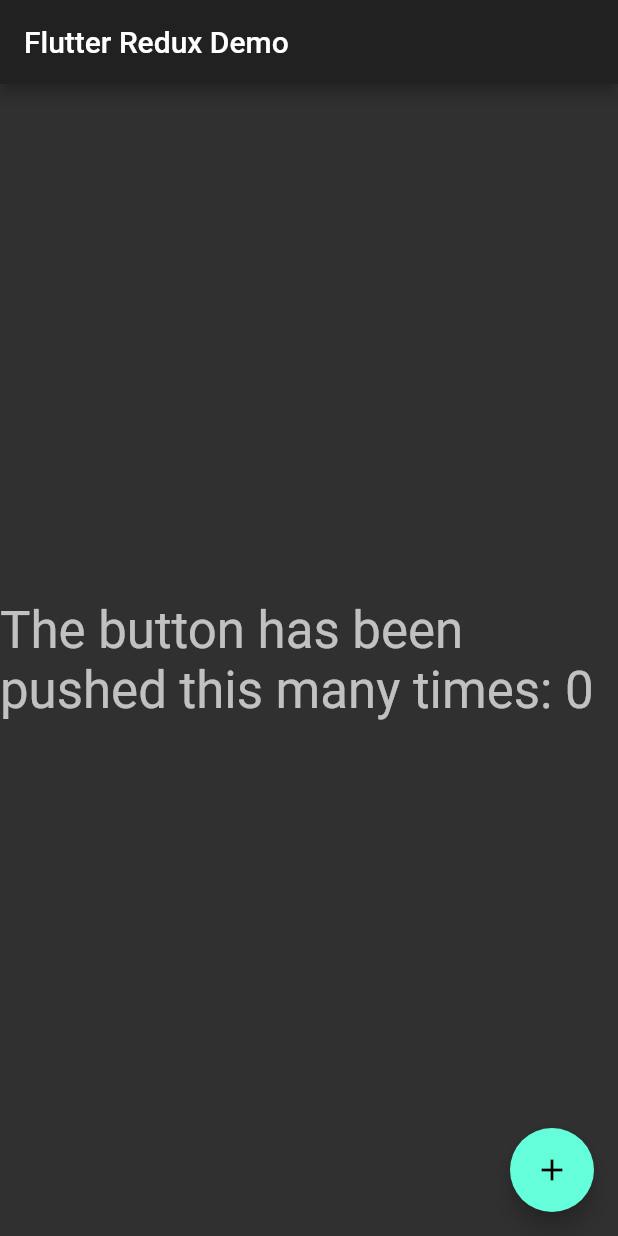
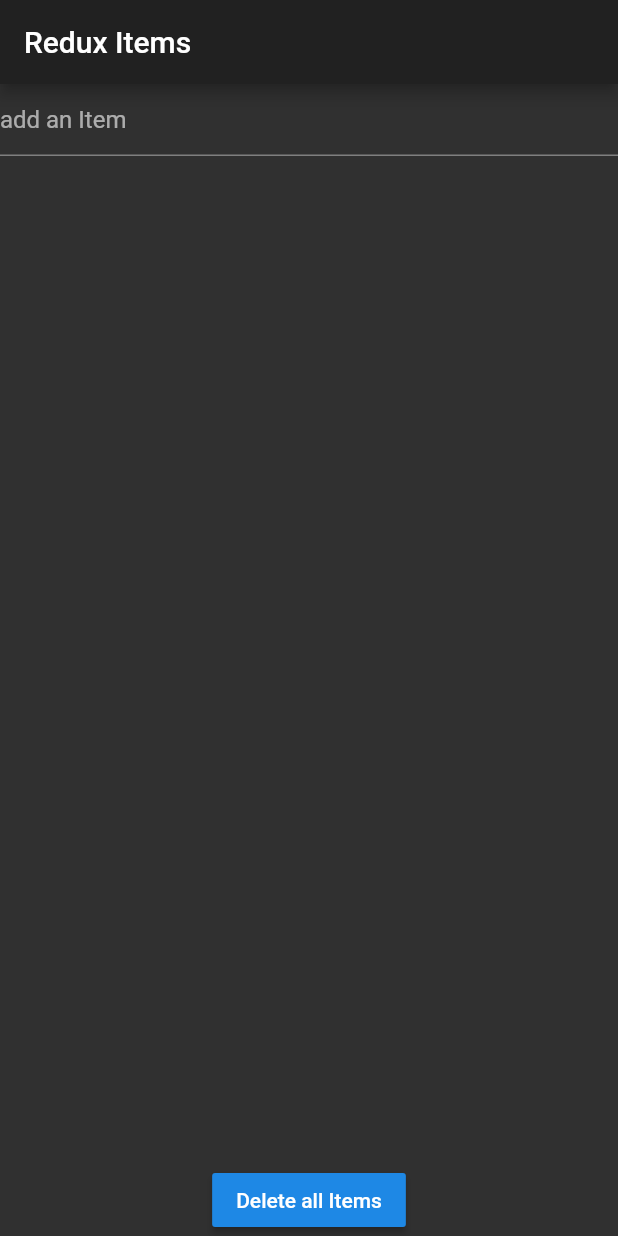
Before and after one commit to FireSoul512/redux_ejemplo, a Flutter app: the screen it shows after launch, on a phone screen of 412 x 824 dp. Run offline on Flutter 3.47's test engine with Material 2 defaults, Android fonts, the phone set to English and light mode, and no system bars; our stand-ins replace flutter_redux, redux.

Commit message:
Creación de redux

```diff
--- a/lib/main.dart
+++ b/lib/main.dart
@@ -1,6 +1,7 @@
 import 'package:flutter/material.dart';
 import 'package:flutter_redux/flutter_redux.dart';
 import 'package:redux/redux.dart';
+import 'package:redux_ejemplo/src/page1.dart';
 
 // One simple action: Increment
 enum Actions { Increment }
@@ -44,6 +45,8 @@
       child: MaterialApp(
         theme: ThemeData.dark(),
         title: title,
+        home: Page1()
+        /*
         home: Scaffold(
           appBar: AppBar(
             title: Text(title),
@@ -99,6 +102,7 @@
             },
           ),
         ),
+        */
       ),
     );
   }
--- /dev/null
+++ b/lib/model/model.dart
@@ -0,0 +1,26 @@
+class Item{
+  final int id;
+  final String body;
+
+  Item({
+    required this.id,
+    required this.body
+  });
+
+  Item copyWith({required int id, required String body}){
+    return Item(
+      id: this.id,
+      body: this.body
+    );
+  }
+}
+
+class AppState{
+  final List<Item> items;
+
+  AppState({
+    required this.items
+  });
+
+  AppState.initialState() : items = List.unmodifiable(<Item>[]);
+}
--- /dev/null
+++ b/lib/redux/actions.dart
@@ -0,0 +1,20 @@
+import 'package:redux_ejemplo/model/model.dart';
+
+class AddItemAction {
+  static int _id = 0;
+  final String item;
+
+  AddItemAction(this.item) {
+    _id++;
+  }
+
+  int get id => _id;
+}
+
+class RemoveItemAction {
+  final Item item;
+
+  RemoveItemAction(this.item);
+}
+
+class RemoveItemsAction {}
--- /dev/null
+++ b/lib/redux/reducers.dart
@@ -0,0 +1,26 @@
+import 'package:redux_ejemplo/model/model.dart';
+import 'package:redux_ejemplo/redux/actions.dart';
+
+AppState appStateReducer(AppState state, action) {
+  return AppState(
+    items: itemReducer(state.items, action),
+  );
+}
+
+List<Item> itemReducer(List<Item> state, action) {
+  if (action is AddItemAction) {
+    return []
+      ..addAll(state)
+      ..add(Item(id: action.id, body: action.item));
+  }
+
+  if (action is RemoveItemAction) {
+    return List.unmodifiable(List.from(state)..remove(action.item));
+  }
+
+  if (action is RemoveItemsAction) {
+    return List.unmodifiable([]);
+  }
+
+  return state;
+}
--- /dev/null
+++ b/lib/src/page1.dart
@@ -0,0 +1,148 @@
+import 'package:flutter/material.dart';
+import 'package:flutter_redux/flutter_redux.dart';
+
+import 'package:redux/redux.dart';
+import 'package:redux_ejemplo/model/model.dart';
+import 'package:redux_ejemplo/redux/actions.dart';
+import 'package:redux_ejemplo/redux/reducers.dart';
+
+class Page1 extends StatelessWidget {
+  const Page1({ Key? key }) : super(key: key);
+
+  @override
+  Widget build(BuildContext context) {
+    final Store<AppState> store = Store<AppState>(
+      appStateReducer,
+      initialState: AppState.initialState(),
+    );
+
+    return StoreProvider<AppState>(
+      store: store,
+      child: MaterialApp(
+        title: 'Redux Items',
+        theme: ThemeData.dark(),
+        home: MyHomePage(),
+      ),
+    );
+  }
+}
+
+class MyHomePage extends StatelessWidget {
+  const MyHomePage({ Key? key }) : super(key: key);
+
+  @override
+  Widget build(BuildContext context) {
+    return Scaffold(
+      appBar: AppBar(
+        title: Text('Redux Items'),
+      ),
+      body: StoreConnector<AppState, _ViewModel>(
+        converter: (Store<AppState> store) => _ViewModel.create(store),
+        builder: (BuildContext context, _ViewModel viewModel) => Column(
+          children: <Widget>[
+            AddItemWidget(viewModel),
+            Expanded(child: ItemListWidget(viewModel)),
+            RemoveItemsButton(viewModel),
+          ],
+        ),
+      ),
+    );
+  }
+}
+
+class RemoveItemsButton extends StatelessWidget {
+  final _ViewModel model;
+
+  RemoveItemsButton(this.model);
+
+  @override
+  Widget build(BuildContext context) {
+    return RaisedButton(
+      child: Text('Delete all Items'),
+      onPressed: () => model.onRemoveItems(),
+    );
+  }
+}
+
+class ItemListWidget extends StatelessWidget {
+  final _ViewModel model;
+
+  ItemListWidget(this.model);
+
+  @override
+  Widget build(BuildContext context) {
+    return ListView(
+      children: model.items
+          .map((Item item) => ListTile(
+                title: Text(item.body),
+                leading: IconButton(
+                  icon: Icon(Icons.delete),
+                  onPressed: () => model.onRemoveItem(item),
+                ),
+              ))
+          .toList(),
+    );
+  }
+}
+
+class AddItemWidget extends StatefulWidget {
+  final _ViewModel model;
+
+  AddItemWidget(this.model);
+
+  @override
+  _AddItemState createState() => _AddItemState();
+}
+
+class _AddItemState extends State<AddItemWidget> {
+  final TextEditingController controller = TextEditingController();
+
+  @override
+  Widget build(BuildContext context) {
+    return TextField(
+      controller: controller,
+      decoration: InputDecoration(
+        hintText: 'add an Item',
+      ),
+      onSubmitted: (String s) {
+        widget.model.onAddItem(s);
+        controller.text = '';
+      },
+    );
+  }
+}
+
+class _ViewModel {
+  final List<Item> items;
+  final Function(String) onAddItem;
+  final Function(Item) onRemoveItem;
+  final Function() onRemoveItems;
+
+  _ViewModel({
+    required this.items,
+    required this.onAddItem,
+    required this.onRemoveItem,
+    required this.onRemoveItems,
+  });
+
+  factory _ViewModel.create(Store<AppState> store) {
+    _onAddItem(String body) {
+      store.dispatch(AddItemAction(body));
+    }
+
+    _onRemoveItem(Item item) {
+      store.dispatch(RemoveItemAction(item));
+    }
+
+    _onRemoveItems() {
+      store.dispatch(RemoveItemsAction());
+    }
+
+    return _ViewModel(
+      items: store.state.items,
+      onAddItem: _onAddItem,
+      onRemoveItem: _onRemoveItem,
+      onRemoveItems: _onRemoveItems,
+    );
+  }
+}
```
